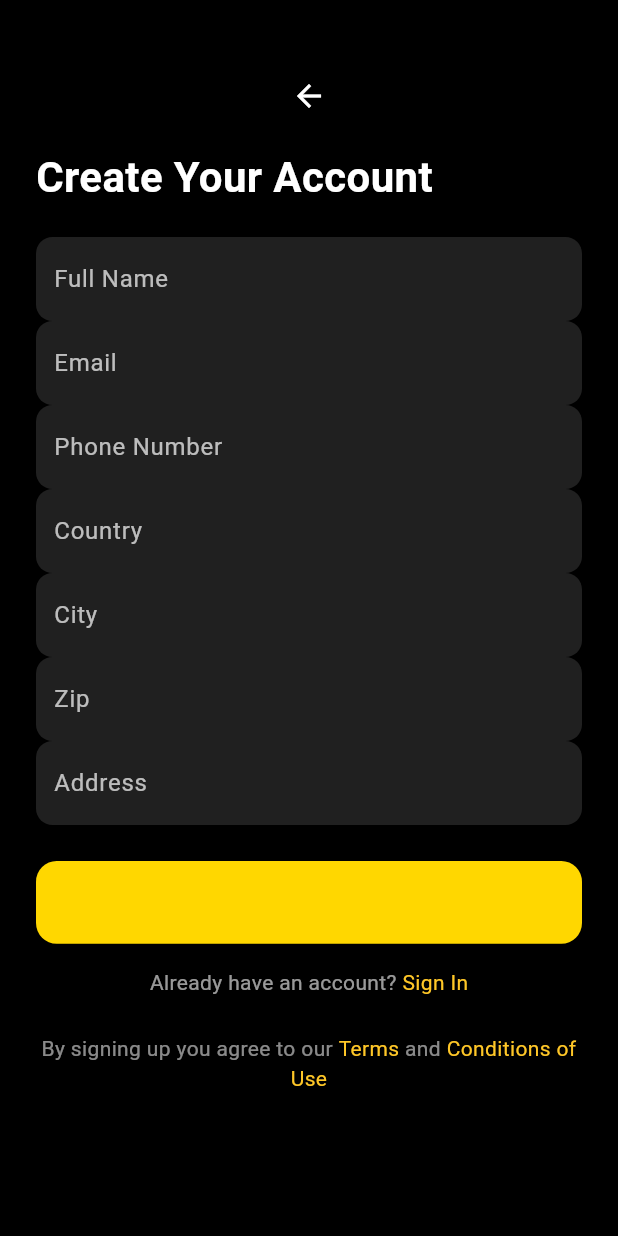
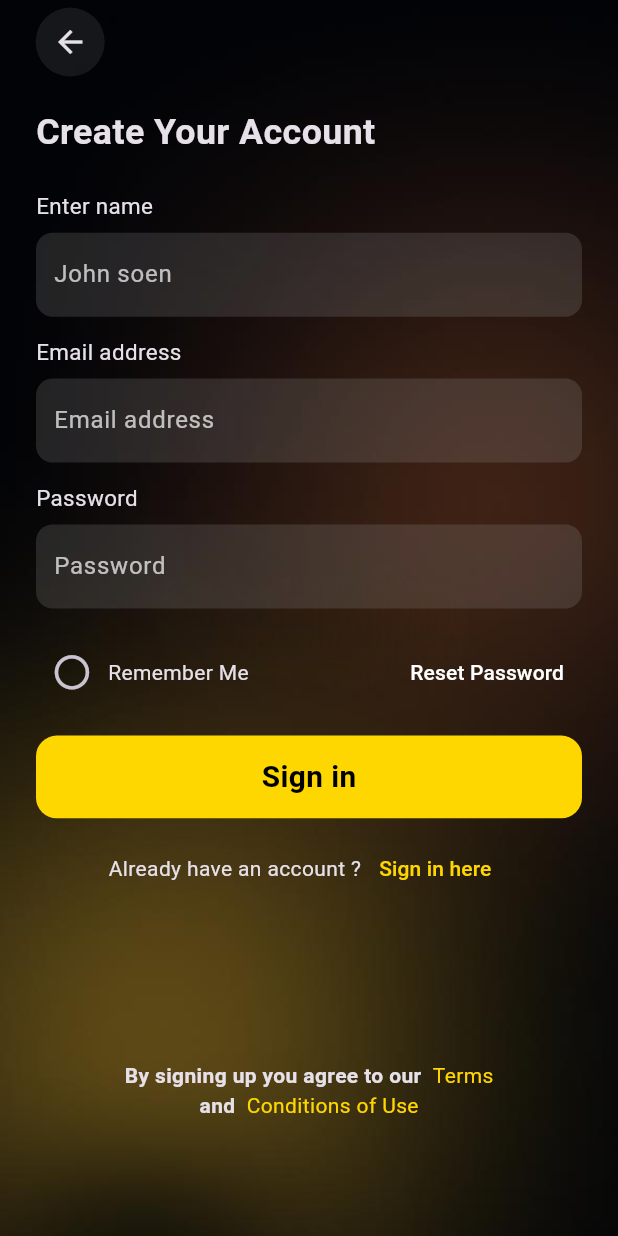
Before and after one commit to BilolShakur/Joy_bor, a Flutter app: the SignUpScreen screen opened by its route, on a phone screen of 412 x 824 dp. Run offline on Flutter 3.47's test engine with Material 3 defaults, Android fonts, the phone set to English and light mode, and no system bars; our stand-ins replace dio, firebase_core, flutter_bloc, flutter_local_notifications, flutter_screenutil, pin_code_fields and 1 more; accounts and stored records are empty.

```diff
--- a/lib/features/auth/presentation/pages/signup_page.dart
+++ b/lib/features/auth/presentation/pages/signup_page.dart
@@ -1,5 +1,11 @@
 import 'package:flutter/material.dart';
+import 'package:flutter_screenutil/flutter_screenutil.dart';
+import 'package:joy_bor/core/constants/app_images.dart';
+import 'package:joy_bor/features/auth/presentation/bloc/login_cubit.dart';
+import 'package:joy_bor/features/auth/presentation/widgets/arrow_back_leading.dart';
 import 'package:joy_bor/features/auth/presentation/widgets/custon_button.dart';
+import 'package:joy_bor/features/auth/presentation/widgets/dont_have_text.dart';
+import 'package:joy_bor/features/auth/presentation/widgets/terms_text.dart';
 import '../bloc/signup_cubit.dart';
 
 import 'otp_page.dart';
@@ -14,13 +20,8 @@ class SignUpScreen extends StatelessWidget {
 
   @override
   Widget build(BuildContext context) {
-    final nameController = TextEditingController();
     final emailController = TextEditingController();
-    final phoneController = TextEditingController();
-    final countryController = TextEditingController();
-    final cityController = TextEditingController();
-    final zipController = TextEditingController();
-    final addressController = TextEditingController();
+
     return BlocProvider(
       create: (_) => SignUpCubit(AuthRepository()),
       child: BlocListener<SignUpCubit, SignUpState>(
@@ -42,106 +43,138 @@ class SignUpScreen extends StatelessWidget {
         child: BlocBuilder<SignUpCubit, SignUpState>(
           builder: (context, state) {
             return Scaffold(
-              backgroundColor: Colors.black,
-              body: Container(
+              extendBodyBehindAppBar: true,
+
+              appBar: AppBar(
+                leadingWidth: 300.w,
+                backgroundColor: Colors.transparent,
+                leading: Padding(
+                  padding: EdgeInsets.only(left: 22.w),
+                  child: Row(children: [ArrowBackLeading()]),
+                ),
+              ),
+              body: Stack(
+                children: [
+                  Positioned.fill(
+                    child: Image.asset(AppImages.bg, fit: BoxFit.cover),
+                  ),
+
+                  SafeArea(
+                    child: Padding(
                       padding: const EdgeInsets.symmetric(horizontal: 24),
-                child: ListView(
+                      child: BlocBuilder<LoginCubit, LoginState>(
+                        builder: (context, state) {
+                          final isLoading = state is LoginLoading;
+
+                          return Column(
                             children: [
-                    const SizedBox(height: 40),
-                    IconButton(
-                      onPressed: () => Navigator.pop(context),
-                      icon: const Icon(Icons.arrow_back, color: Colors.white),
-                    ),
-                    const SizedBox(height: 10),
-                    const Text(
+                              SizedBox(height: 16.h),
+                              Column(
+                                crossAxisAlignment: CrossAxisAlignment.start,
+                                children: [
+                                  Text(
                                     "Create Your Account",
                                     style: TextStyle(
-                        fontSize: 28,
+                                      fontSize: 24.sp,
                                       fontWeight: FontWeight.bold,
-                        color: Colors.white,
                                     ),
                                   ),
-                    const SizedBox(height: 20),
-
-                    CustomTextField(
-                      controller: nameController,
-                      label: "Full Name",
+                                  SizedBox(height: 24.h),
+                                  Text(
+                                    "Enter name",
+                                    style: TextStyle(fontSize: 15.sp),
                                   ),
+                                  SizedBox(height: 8.h),
                                   CustomTextField(
                                     controller: emailController,
-                      label: "Email",
+                                    label: "John soen",
                                   ),
+                                  SizedBox(height: 14.h),
+                                  Text(
+                                    "Email address",
+                                    style: TextStyle(fontSize: 15.sp),
+                                  ),
+                                  SizedBox(height: 8.h),
                                   CustomTextField(
-                      controller: phoneController,
-                      label: "Phone Number",
+                                    controller: emailController,
+                                    label: "Email address",
                                   ),
+                                  SizedBox(height: 14.h),
+                                  Text(
+                                    "Password",
+                                    style: TextStyle(fontSize: 15.sp),
+                                  ),
+                                  SizedBox(height: 8.h),
                                   CustomTextField(
-                      controller: countryController,
-                      label: "Country",
+                                    obscureText: true,
+                                    controller: emailController,
+                                    label: "Password",
                                   ),
-                    CustomTextField(controller: cityController, label: "City"),
-                    CustomTextField(controller: zipController, label: "Zip"),
-                    CustomTextField(
-                      controller: addressController,
-                      label: "Address",
+                                  SizedBox(height: 20.h),
+                                  Row(
+                                    children: [
+                                      IconButton(
+                                        iconSize: 30.h,
+                                        onPressed: () {},
+                                        icon: Icon(Icons.circle_outlined),
                                       ),
-
-                    const SizedBox(height: 24),
-                    CustonButton(
-                      label: "",
-
-                      onTap: () {
-                        context.read<SignUpCubit>().signUp(
-                          fullName: nameController.text.trim(),
-                          email: emailController.text.trim(),
-                          phoneNumber: phoneController.text.trim(),
-                          country: countryController.text.trim(),
-                          city: cityController.text.trim(),
-                          zip: zipController.text.trim(),
-                          address: addressController.text.trim(),
-                        );
-                      },
-                    ),
-
-                    const SizedBox(height: 16),
-                    Row(
-                      mainAxisAlignment: MainAxisAlignment.center,
-                      children: [
-                        const Text(
-                          "Already have an account? ",
-                          style: TextStyle(color: Colors.white60),
-                        ),
-                        GestureDetector(
-                          onTap: () => Navigator.pop(context),
-                          child: const Text(
-                            "Sign In",
-                            style: TextStyle(color: Color(0xFFFFC727)),
+                                      Text("Remember Me"),
+                                      Spacer(),
+                                      TextButton(
+                                        onPressed: () {},
+                                        child: Text(
+                                          "Reset Password",
+                                          style: TextStyle(color: Colors.white),
                                         ),
                                       ),
                                     ],
                                   ),
+                                ],
+                              ),
 
-                    const SizedBox(height: 24),
-                    const Text.rich(
-                      TextSpan(
-                        text: "By signing up you agree to our ",
-                        children: [
-                          TextSpan(
-                            text: "Terms ",
-                            style: TextStyle(color: Color(0xFFFFC727)),
+                              SizedBox(height: 20.h),
+
+                              isLoading
+                                  ? CircularProgressIndicator(
+                                      color: Colors.white,
+                                    )
+                                  : CustonButton(
+                                      label: "Sign in",
+                                      onTap: () {
+                                        final email = emailController.text
+                                            .trim();
+                                        if (email.isNotEmpty) {
+                                          context.read<LoginCubit>().login(
+                                            email,
+                                          );
+                                        } else {
+                                          ScaffoldMessenger.of(
+                                            context,
+                                          ).showSnackBar(
+                                            SnackBar(
+                                              content: Text(
+                                                "Enter your email.",
                                               ),
-                          TextSpan(text: "and "),
-                          TextSpan(
-                            text: "Conditions of Use",
-                            style: TextStyle(color: Color(0xFFFFC727)),
+                                            ),
+                                          );
+                                        }
+                                      },
+                                    ),
+                              SizedBox(height: 10.h),
+                              DontHaveText(
+                                firstText: "Already have an account ?",
+                                textbutton: "Sign in here",
+                                ontap: () {},
+                              ),
+                              SizedBox(height: 113.h),
+                              const TermsText(),
+                            ],
+                          );
+                        },
+                      ),
+                    ),
                   ),
                 ],
-                      ),
-                      textAlign: TextAlign.center,
-                      style: TextStyle(color: Colors.white54),
-                    ),
-                  ],
-                ),
               ),
             );
           },
--- /dev/null
+++ b/lib/features/auth/presentation/widgets/arrow_back_leading.dart
@@ -0,0 +1,20 @@
+import 'package:flutter/material.dart';
+import 'package:flutter_screenutil/flutter_screenutil.dart';
+import 'package:joy_bor/core/constants/app_colors.dart';
+
+class ArrowBackLeading extends StatelessWidget {
+  const ArrowBackLeading({super.key});
+
+  @override
+  Widget build(BuildContext context) {
+    return Container(
+      height: 50.h,
+      width: 50.w,
+      decoration: BoxDecoration(
+        color: Colors.white.withAlpha(20),
+        shape: BoxShape.circle,
+      ),
+      child: Center(child: Icon(Icons.arrow_back)),
+    );
+  }
+}
```
Lines whose indentation alone changed are shown as unchanged.
